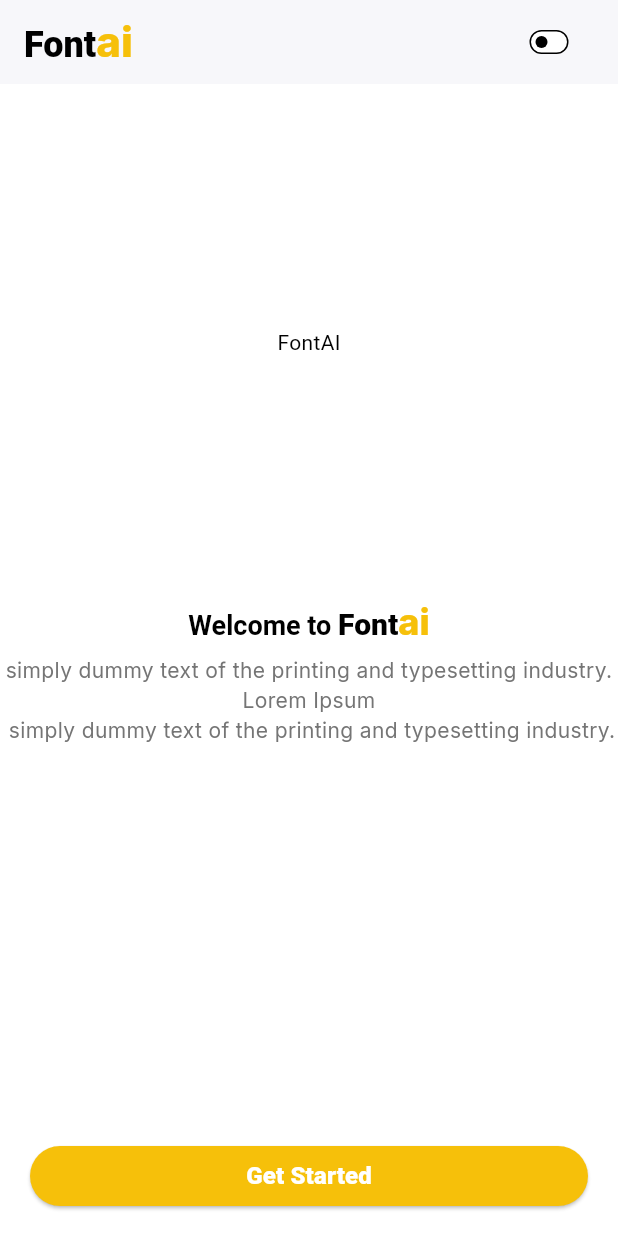
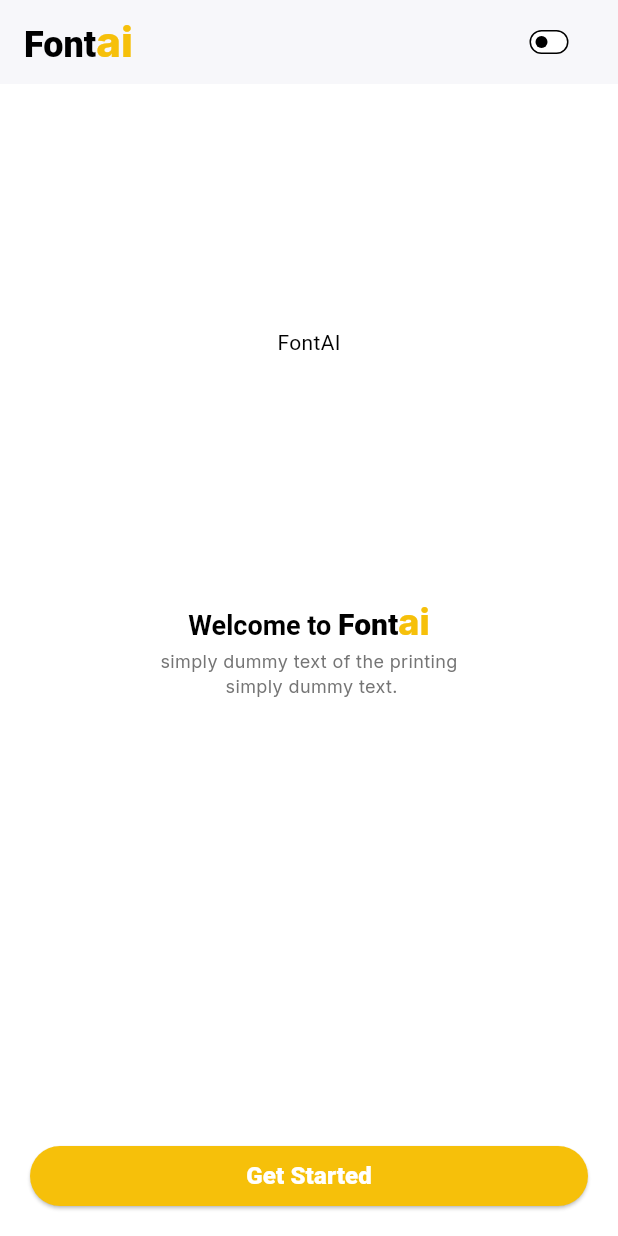
Before and after one commit to kwakyebrilliant/fontsai_chrome_extension, a Flutter app: the screen it shows after launch, on a phone screen of 412 x 824 dp. Run offline on Flutter 3.47's test engine with Material 3 defaults, Android fonts, the phone set to English and light mode, and no system bars; our stand-ins replace google_fonts, shared_preferences.

Commit message:
main updates

```diff
--- a/lib/Auth/main_page.dart
+++ b/lib/Auth/main_page.dart
@@ -129,13 +129,13 @@ class _MainPageState extends State<MainPage> {
                   ),
                 ),
                 SizedBox(
-                  height: 8.0,
+                  height: 3.0,
                 ),
                 Text(
                   textAlign: TextAlign.center,
-                  "simply dummy text of the printing and typesetting industry. Lorem Ipsum \n simply dummy text of the printing and typesetting industry.",
+                  "simply dummy text of the printing \n simply dummy text.",
                   style: GoogleFonts.inter(
-                    fontSize: 14,
+                    fontSize: 12,
                     fontWeight: FontWeight.w400,
                     color: Theme.of(context).colorScheme.tertiary,
                   ),
```
